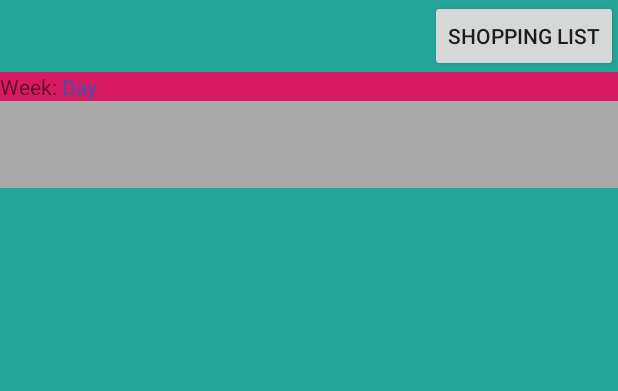
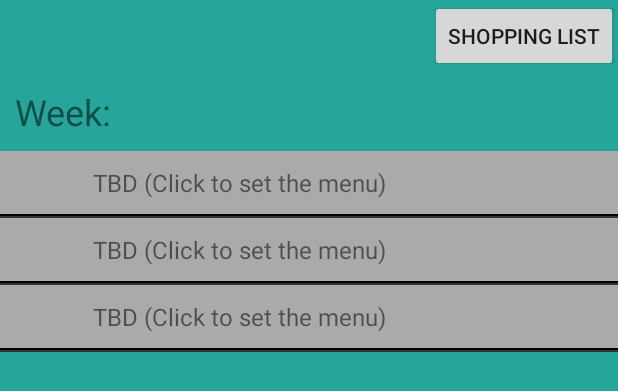
Before and after one commit to kjhawryluk/menuPlanner, an Android app: the layout weekly_menu_fragment.xml on its own in the app's theme, with its tools: preview values and no code run, on a phone screen of 412 x 824 dp. Shown: the top 391 px of the screen. Run offline under Robolectric (Android 15) with nearby library versions, the phone set to English and light mode, and no system bars.

Commit message:
Slight styling

```diff
--- a/app/src/main/java/edu/uchicago/kjhawryluk/prolistview/Adaptors/WeeklyMenuAdaptor.java
+++ b/app/src/main/java/edu/uchicago/kjhawryluk/prolistview/Adaptors/WeeklyMenuAdaptor.java
@@ -54,9 +54,9 @@ public class WeeklyMenuAdaptor extends RecyclerView.Adapter<WeeklyMenuAdaptor.We
             SimpleDateFormat formatter = new SimpleDateFormat("E");
             String strDate = formatter.format(current.getDate());
             holder.mDayOfWeekTextView.setText(strDate);
-            if(current.getTitle() != null){
-                holder.mDailyMenuTitleTextView.setText(current.getTitle());
-            }
+//            if(current.getTitle() != null){
+//                holder.mDailyMenuTitleTextView.setText(current.getTitle());
+//            }
             holder.mDailyMenuItem.setOnClickListener(new View.OnClickListener() {
                 @Override
                 public void onClick(View v) {
--- a/app/src/main/res/layout/daily_menu.xml
+++ b/app/src/main/res/layout/daily_menu.xml
@@ -16,11 +16,13 @@
         android:layout_width="match_parent"
         android:layout_height="wrap_content">
         <TextView
+            android:textSize="24sp"
             android:text="Day: "
             android:layout_width="match_parent"
             android:layout_height="wrap_content" />
 
         <TextView
+            android:textSize="24sp"
             android:id="@+id/dailyMenuDateValueTextView"
             android:layout_width="match_parent"
             android:layout_height="wrap_content" />
--- a/app/src/main/res/layout/daily_menu_item.xml
+++ b/app/src/main/res/layout/daily_menu_item.xml
@@ -1,15 +1,39 @@
 <?xml version="1.0" encoding="utf-8"?>
+<LinearLayout xmlns:android="http://schemas.android.com/apk/res/android"
+    android:orientation="vertical"
+    android:layout_width="match_parent"
+    android:layout_height="wrap_content">
+
 <LinearLayout xmlns:android="http://schemas.android.com/apk/res/android"
     android:orientation="horizontal" android:layout_width="match_parent"
     android:layout_height="wrap_content"
     android:id="@+id/dailyMenuItem">
 
     <TextView
+        android:padding="10dp"
         android:id="@+id/dayOfWeekTextView"
+        android:layout_weight="85"
         android:layout_width="match_parent"
-        android:layout_height="wrap_content"/>
+        android:layout_height="wrap_content"
+        android:textSize="16sp"
+        />
     <TextView
         android:id="@+id/dailyMenuTitleTextView"
+        android:layout_weight="15"
+        android:text="TBD (Click to set the menu)"
         android:layout_width="match_parent"
-        android:layout_height="wrap_content" />
+        android:layout_height="wrap_content"
+        android:textSize="16sp"
+        />
 </LinearLayout>
+    <view
+        class="android.view.View"
+        android:layout_width="fill_parent"
+        android:layout_height="1dp"
+        android:background="#000"/>
+    <view
+        class="android.view.View"
+        android:layout_width="fill_parent"
+        android:layout_height="1dp"
+        android:background="#333"/>
+</LinearLayout>
--- a/app/src/main/res/layout/weekly_menu_fragment.xml
+++ b/app/src/main/res/layout/weekly_menu_fragment.xml
@@ -5,6 +5,7 @@
     android:layout_height="match_parent"
     tools:context=".WeeklyMenuFragment"
     android:background="@color/colorBackground"
+    android:clickable="true"
     >
 
     <Button
@@ -15,18 +16,20 @@
         android:layout_gravity="right"/>
 
     <LinearLayout
-        android:background="@color/colorAccent"
         android:orientation="horizontal"
         android:layout_width="match_parent"
-        android:layout_height="wrap_content">
+        android:layout_height="wrap_content"
+        android:padding="10dp"
+        >
         <TextView
+            android:textSize="24sp"
             android:text="Week: "
             android:layout_width="wrap_content"
             android:layout_height="wrap_content" />
 
         <TextView
             android:id="@+id/menuDateValueTextView"
-            android:text="Day"
+            android:textSize="24sp"
             android:layout_width="wrap_content"
             android:layout_height="wrap_content"
             android:textColor="@color/colorFont"/>
```
